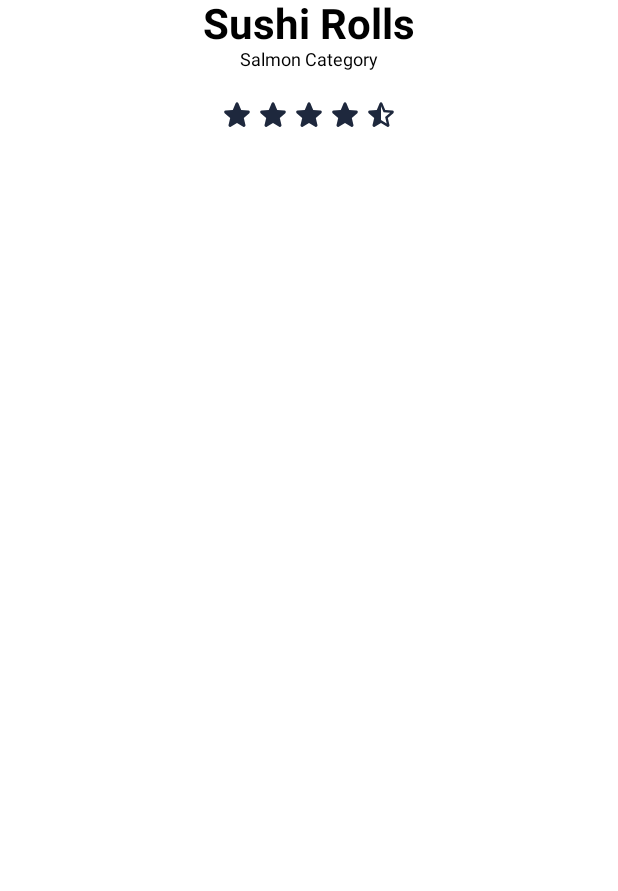
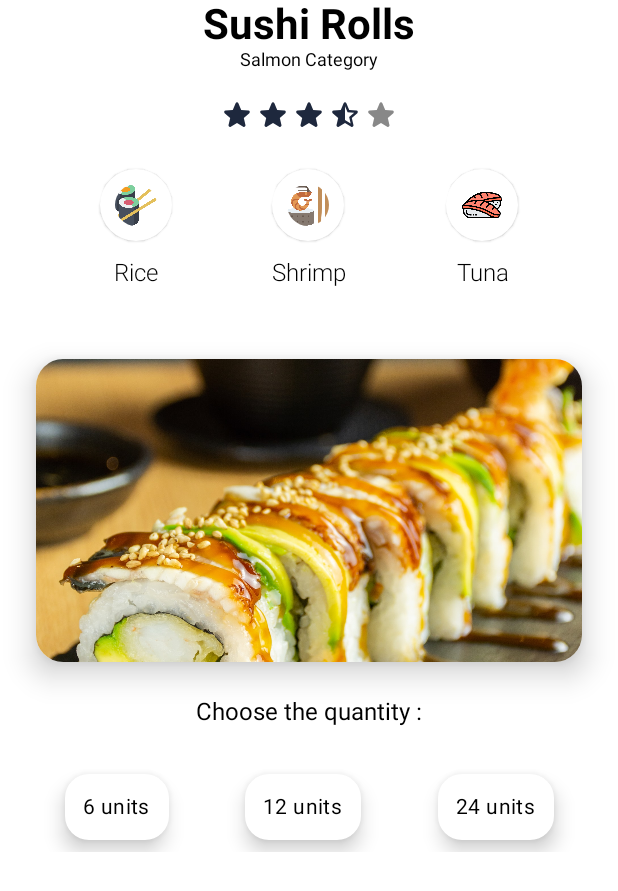
Before and after one commit to sivansundar/JetSushi, an Android app built with Jetpack Compose: the @Preview function ItemHeaderPreview, on a phone screen of 412 x 824 dp. Shown: the top 891 px of the screen. Run offline under Robolectric (Android 15) with nearby library versions, the phone set to English and light mode, and no system bars.

Commit message:
- Added quantity chips with toggleable property. Need to make sure that only one of the 3 chips can be selected at once.

```diff
--- a/app/src/main/java/com/sivan/jetsushi/SushiActivity.kt
+++ b/app/src/main/java/com/sivan/jetsushi/SushiActivity.kt
@@ -4,20 +4,22 @@ import android.annotation.SuppressLint
 import android.app.Activity
 import android.content.Context
 import android.os.Bundle
-import android.widget.Space
 import androidx.activity.ComponentActivity
 import androidx.activity.compose.setContent
 import androidx.compose.animation.Crossfade
+import androidx.compose.foundation.Image
 import androidx.compose.foundation.background
 import androidx.compose.foundation.clickable
 import androidx.compose.foundation.layout.*
+import androidx.compose.foundation.lazy.LazyRow
+import androidx.compose.foundation.lazy.items
+import androidx.compose.foundation.selection.toggleable
 import androidx.compose.foundation.shape.CircleShape
+import androidx.compose.foundation.shape.RoundedCornerShape
 import androidx.compose.material.*
 import androidx.compose.material.icons.Icons
 import androidx.compose.material.icons.filled.Favorite
 import androidx.compose.material.icons.filled.FavoriteBorder
-import androidx.compose.material.icons.filled.Star
-import androidx.compose.material.icons.filled.StarHalf
 import androidx.compose.material.icons.rounded.ArrowBack
 import androidx.compose.material.icons.rounded.Favorite
 import androidx.compose.material.icons.rounded.FavoriteBorder
@@ -39,9 +41,12 @@ import androidx.compose.runtime.getValue
 import androidx.compose.runtime.setValue
 import androidx.compose.ui.Alignment
 import androidx.compose.ui.graphics.vector.ImageVector
+import androidx.compose.ui.layout.ContentScale
+import androidx.compose.ui.res.painterResource
 import androidx.compose.ui.text.font.FontWeight
 import androidx.compose.ui.unit.sp
 import com.sivan.jetsushi.datafactory.DataFactory
+import com.sivan.jetsushi.datafactory.SushiCategory
 import com.sivan.jetsushi.util.splitToWholeAndFraction
 
 
@@ -156,6 +161,10 @@ fun HeartButton() {
 
 @Composable
 fun ItemHeader(sushiItem: SushiItem) {
+
+    val categoryIDs = sushiItem.category
+    val categoryList = DataFactory().getSushiCategoryByIDAsList(categoryIDs)
+
     Column(modifier = Modifier.fillMaxWidth()) {
         Text(text = "Sushi Rolls",
         modifier = Modifier.align(alignment = Alignment.CenterHorizontally),
@@ -179,13 +188,130 @@ fun ItemHeader(sushiItem: SushiItem) {
             }
         }
 
+
+        CategoryView(categoryList)
+
+        SushiImage(sushiItem)
+
+        QuantitySection()
+
+
     }
+}
+
+@Composable
+fun QuantitySection() {
+    Column(modifier = Modifier.fillMaxWidth()) {
+        Text(text = "Choose the quantity :",
+            modifier = Modifier.align(alignment = Alignment.CenterHorizontally),
+            fontSize = 16.sp)
+    }
+
+    Spacer(modifier = Modifier.height(24.dp))
+
+    Row(modifier = Modifier.fillMaxWidth(),
+    horizontalArrangement = Arrangement.SpaceEvenly) {
+        QuantityItem(6)
+        QuantityItem(12)
+        QuantityItem(24)
+
+    }
+
 }
 
 @Preview(showBackground = true)
 @Composable
+fun QuantitySectionPreview() {
+    QuantitySection()
+}
+
+@Preview(showBackground = true)
+@Composable
+fun QuantityItemPreview() {
+    QuantityItem(6)
+}
+
+
+@Composable
+fun QuantityItem(quantity: Int) {
+
+    var isSelected by remember { mutableStateOf(false) }
+
+
+    Surface(
+        modifier = Modifier.padding(8.dp),
+        elevation = 8.dp,
+        shape = RoundedCornerShape(16.dp),
+        color = when(isSelected) {
+         true -> MaterialTheme.colors.primary
+         false -> MaterialTheme.colors.background
+        }
+    ) {
+        Row(modifier = Modifier
+            .toggleable(
+                value = isSelected,
+                onValueChange = {
+                    isSelected = !isSelected
+                }
+            )) {
+            Text(
+                text = "$quantity units",
+                style = MaterialTheme.typography.body2,
+                modifier = Modifier.padding(12.dp)
+            )
+        }
+    }
+}
+
+
+@Composable
+fun CategoryView(categoryList: ArrayList<SushiCategory>) {
+    LazyRow(modifier = Modifier
+        .fillMaxWidth()
+        .padding(0.dp, 24.dp),
+        horizontalArrangement = Arrangement.SpaceEvenly) {
+
+
+        items(items = categoryList, itemContent = {item ->
+            CategoryItem(item)
+        })
+    }
+}
+
+@Composable
+fun SushiImage(sushiItem: SushiItem) {
+    Row (modifier = Modifier.fillMaxWidth(),
+        horizontalArrangement = Arrangement.Center){
+        SushiImageCard(sushiItem)
+    }
+}
+
+@Composable
+fun SushiImageCard(sushiItem: SushiItem) {
+
+    Card(modifier = Modifier
+        .fillMaxWidth()
+        .height(250.dp)
+        .padding(24.dp),
+        elevation = 12.dp,
+        shape = RoundedCornerShape(18.dp)
+        ) {
+
+        Image(painter = painterResource(id = sushiItem.image),
+            contentDescription = "sushi image",
+            modifier = Modifier.fillMaxWidth(),
+            contentScale = ContentScale.Crop
+
+        )
+
+    }
+}
+
+
+@Preview(showBackground = true)
+@Composable
 fun ItemHeaderPreview() {
-    val item = DataFactory().getSushi(1)
+    val item = DataFactory().getSushi(0)
     ItemHeader(item)
 }
 
--- a/app/src/main/java/com/sivan/jetsushi/datafactory/DataFactory.kt
+++ b/app/src/main/java/com/sivan/jetsushi/datafactory/DataFactory.kt
@@ -12,7 +12,7 @@ class DataFactory {
                 name = "Sushi Octopus",
                 image = R.drawable.octopus_sushi,
                 combo = "Rice + Octopus",
-                category = listOf<Int>(1,2),
+                category = listOf<Int>(1,2, 3),
                 base_price = 6.50,
                 rating = 3.6f
 
@@ -30,6 +30,23 @@ class DataFactory {
         )
 
         return sushis
+    }
+
+    fun getSushiCategoryByID(id : Int): SushiCategory {
+        val sushis = getSushiCategory()
+
+        val item = sushis[id]
+        return item
+    }
+
+    fun getSushiCategoryByIDAsList(ids : List<Int>): ArrayList<SushiCategory> {
+        val sushis = getSushiCategory()
+
+        val itemList : ArrayList<SushiCategory> = ArrayList()
+        ids.forEachIndexed { index, i ->
+            itemList.add(sushis[index])
+        }
+        return itemList
     }
 
     fun getSushi(id : Int): SushiItem {
```
